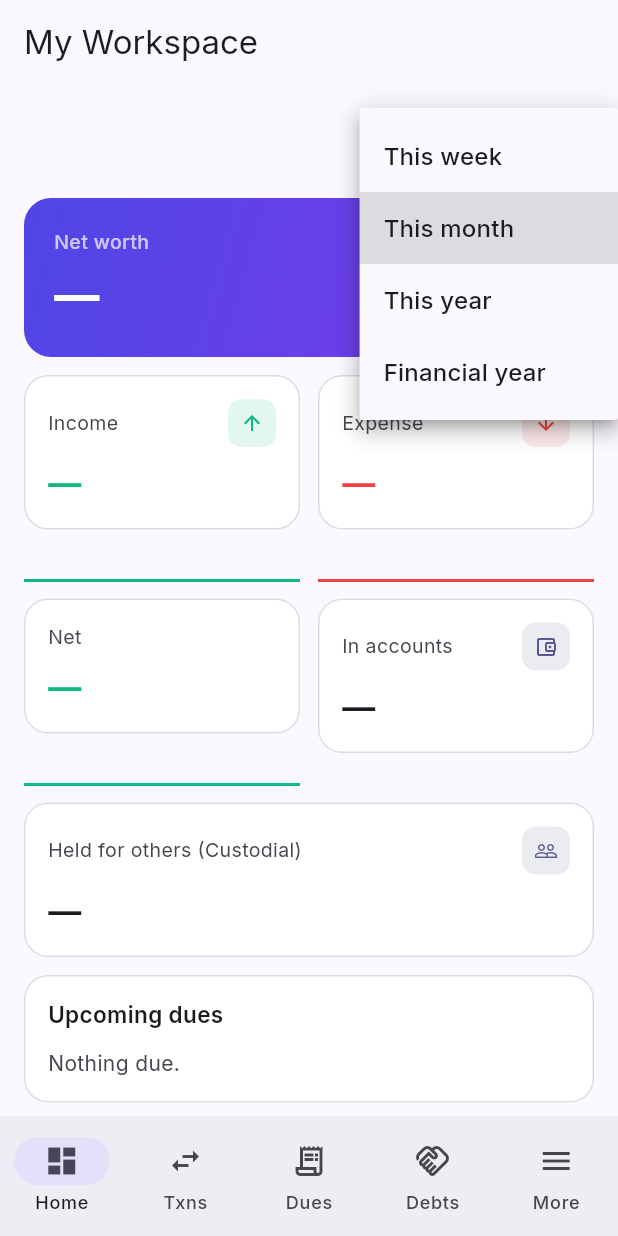
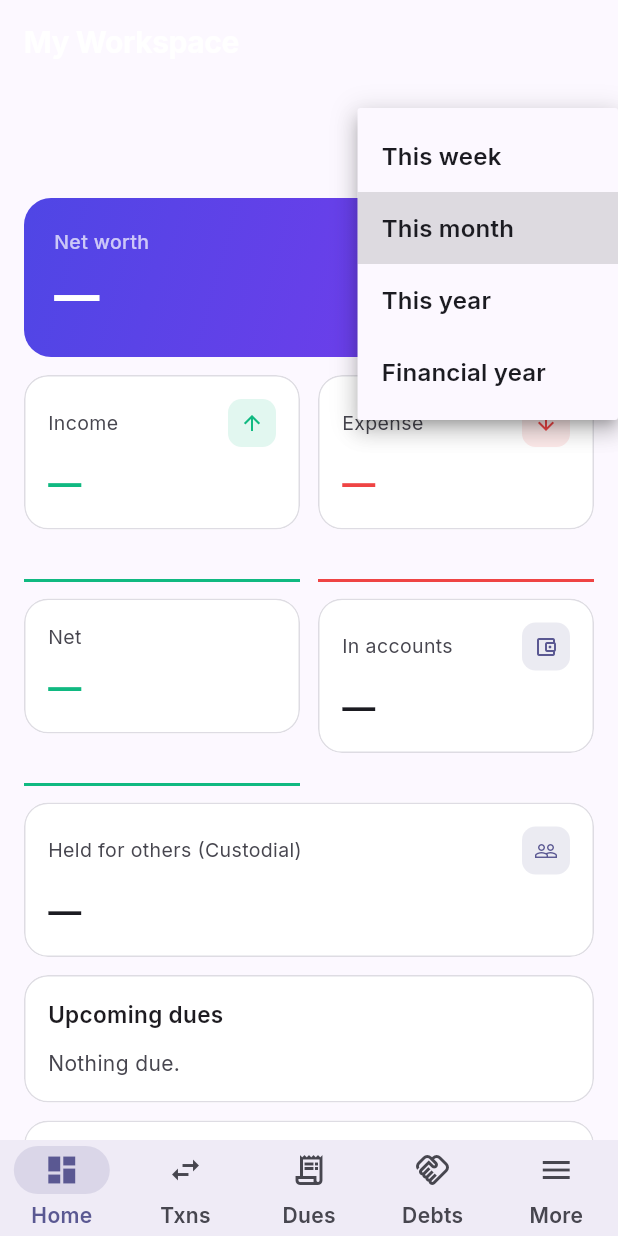
Before and after one commit to TheCoderAS/nizkhata, a Flutter app: the screen it shows once a user with an empty profile is signed in, after a tap on "This month", on a phone screen of 412 x 824 dp. Run offline on Flutter 3.47's test engine with Material 3 defaults, Android fonts, the phone set to English and light mode, and no system bars; drawn by our look-alikes of fl_chart; our stand-ins replace cloud_firestore, firebase_auth, firebase_core, go_router, google_fonts, google_sign_in and 2 more; accounts and stored records are empty.

Commit message:
Phase 3 (start): modern theme — type scale, tonal inputs, refined nav bar (indicator/labels), app bar, chips, bottom sheets, dialogs, buttons; Gap spacing tokens

```diff
--- a/mobile/lib/core/theme.dart
+++ b/mobile/lib/core/theme.dart
@@ -11,16 +11,40 @@ class AppColors {
   static const danger = Color(0xFFEF4444); // red (negative / payable)
 }
 
+/// Consistent spacing scale (4pt grid) used across screens.
+class Gap {
+  static const xs = SizedBox(height: 4, width: 4);
+  static const sm = SizedBox(height: 8, width: 8);
+  static const md = SizedBox(height: 12, width: 12);
+  static const lg = SizedBox(height: 16, width: 16);
+  static const xl = SizedBox(height: 24, width: 24);
+}
+
 ThemeData _base(Brightness brightness, ColorScheme scheme) {
-  final textTheme = GoogleFonts.interTextTheme(
-    ThemeData(brightness: brightness).textTheme,
+  final base = ThemeData(brightness: brightness);
+  final textTheme = GoogleFonts.interTextTheme(base.textTheme).copyWith(
+    headlineSmall: GoogleFonts.inter(fontWeight: FontWeight.w800, letterSpacing: -0.5),
+    titleLarge: GoogleFonts.inter(fontWeight: FontWeight.w700, letterSpacing: -0.3),
+    titleMedium: GoogleFonts.inter(fontWeight: FontWeight.w600),
+    titleSmall: GoogleFonts.inter(fontWeight: FontWeight.w600),
+    labelLarge: GoogleFonts.inter(fontWeight: FontWeight.w600),
   );
+  final radius = BorderRadius.circular(14);
+
   return ThemeData(
     useMaterial3: true,
     brightness: brightness,
     colorScheme: scheme,
     scaffoldBackgroundColor: scheme.surface,
     textTheme: textTheme,
+    splashFactory: InkSparkle.splashFactory,
+    appBarTheme: AppBarTheme(
+      centerTitle: false,
+      scrolledUnderElevation: 2,
+      backgroundColor: scheme.surface,
+      surfaceTintColor: scheme.surfaceTint,
+      titleTextStyle: textTheme.titleLarge?.copyWith(fontSize: 20),
+    ),
     cardTheme: CardThemeData(
       elevation: 0,
       color: scheme.surfaceContainerLowest,
@@ -29,31 +53,79 @@ ThemeData _base(Brightness brightness, ColorScheme scheme) {
         side: BorderSide(color: scheme.outlineVariant.withValues(alpha: 0.6)),
       ),
       margin: EdgeInsets.zero,
+      clipBehavior: Clip.antiAlias,
+    ),
+    navigationBarTheme: NavigationBarThemeData(
+      height: 64,
+      elevation: 3,
+      backgroundColor: scheme.surface,
+      surfaceTintColor: scheme.surfaceTint,
+      indicatorColor: scheme.primary.withValues(alpha: 0.14),
+      labelBehavior: NavigationDestinationLabelBehavior.alwaysShow,
+      labelTextStyle: WidgetStateProperty.resolveWith(
+        (s) => textTheme.labelMedium?.copyWith(
+          fontWeight: FontWeight.w600,
+          color: s.contains(WidgetState.selected) ? scheme.primary : scheme.onSurfaceVariant,
+        ),
+      ),
+      iconTheme: WidgetStateProperty.resolveWith(
+        (s) => IconThemeData(color: s.contains(WidgetState.selected) ? scheme.primary : scheme.onSurfaceVariant),
+      ),
     ),
     inputDecorationTheme: InputDecorationTheme(
       filled: true,
-      fillColor: scheme.surfaceContainerHigh.withValues(alpha: 0.4),
-      border: OutlineInputBorder(
-        borderRadius: BorderRadius.circular(12),
-        borderSide: BorderSide(color: scheme.outlineVariant),
-      ),
-      enabledBorder: OutlineInputBorder(
-        borderRadius: BorderRadius.circular(12),
-        borderSide: BorderSide(color: scheme.outlineVariant),
-      ),
-      contentPadding: const EdgeInsets.symmetric(horizontal: 14, vertical: 12),
+      fillColor: scheme.surfaceContainerHighest.withValues(alpha: 0.5),
+      border: OutlineInputBorder(borderRadius: radius, borderSide: BorderSide.none),
+      enabledBorder: OutlineInputBorder(borderRadius: radius, borderSide: BorderSide.none),
+      focusedBorder: OutlineInputBorder(borderRadius: radius, borderSide: BorderSide(color: scheme.primary, width: 1.6)),
+      contentPadding: const EdgeInsets.symmetric(horizontal: 14, vertical: 14),
       isDense: true,
     ),
     filledButtonTheme: FilledButtonThemeData(
       style: FilledButton.styleFrom(
-        shape: RoundedRectangleBorder(borderRadius: BorderRadius.circular(12)),
+        shape: RoundedRectangleBorder(borderRadius: radius),
         padding: const EdgeInsets.symmetric(horizontal: 18, vertical: 14),
+        textStyle: textTheme.labelLarge,
       ),
     ),
-    chipTheme: const ChipThemeData(
+    outlinedButtonTheme: OutlinedButtonThemeData(
+      style: OutlinedButton.styleFrom(
+        shape: RoundedRectangleBorder(borderRadius: radius),
+        side: BorderSide(color: scheme.outlineVariant),
+        padding: const EdgeInsets.symmetric(horizontal: 16, vertical: 12),
+      ),
+    ),
+    textButtonTheme: TextButtonThemeData(
+      style: TextButton.styleFrom(shape: RoundedRectangleBorder(borderRadius: radius)),
+    ),
+    chipTheme: ChipThemeData(
       side: BorderSide.none,
+      backgroundColor: scheme.surfaceContainerHighest,
+      labelStyle: textTheme.labelMedium,
+      padding: const EdgeInsets.symmetric(horizontal: 8, vertical: 2),
+      shape: RoundedRectangleBorder(borderRadius: BorderRadius.circular(999)),
     ),
-    dividerTheme: DividerThemeData(color: scheme.outlineVariant, thickness: 1),
+    listTileTheme: ListTileThemeData(
+      shape: RoundedRectangleBorder(borderRadius: BorderRadius.circular(12)),
+    ),
+    dialogTheme: DialogThemeData(
+      shape: RoundedRectangleBorder(borderRadius: BorderRadius.circular(20)),
+    ),
+    bottomSheetTheme: BottomSheetThemeData(
+      shape: const RoundedRectangleBorder(
+        borderRadius: BorderRadius.vertical(top: Radius.circular(24)),
+      ),
+      backgroundColor: scheme.surfaceContainerLow,
+      showDragHandle: true,
+    ),
+    popupMenuTheme: PopupMenuThemeData(
+      shape: RoundedRectangleBorder(borderRadius: BorderRadius.circular(12)),
+    ),
+    snackBarTheme: SnackBarThemeData(
+      behavior: SnackBarBehavior.floating,
+      shape: RoundedRectangleBorder(borderRadius: BorderRadius.circular(12)),
+    ),
+    dividerTheme: DividerThemeData(color: scheme.outlineVariant.withValues(alpha: 0.7), thickness: 1),
   );
 }
 
```
